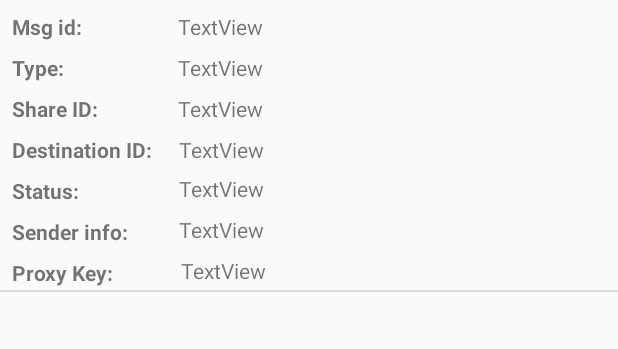
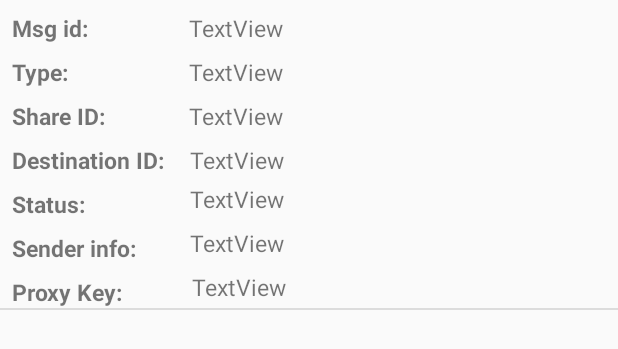
Before and after one commit to karsac93/SecureForwarding, an Android app: the layout fragment_shares.xml on its own in the app's theme, with its tools: preview values and no code run, on a phone screen of 412 x 824 dp. Shown: the top 349 px of the screen. Run offline under Robolectric (Android 15) with nearby library versions, the phone set to English and light mode, and no system bars.

```diff
--- a/app/src/main/java/com/example/home/secureforwarding/CompleteFileActivites/CompleteFileRecyclerViewAdapter.java
+++ b/app/src/main/java/com/example/home/secureforwarding/CompleteFileActivites/CompleteFileRecyclerViewAdapter.java
@@ -56,6 +56,12 @@ public class CompleteFileRecyclerViewAdapter extends RecyclerView.Adapter<Comple
             holder.destId.setText(holder.completeFiles.getDestId());
             Log.d(TAG, "file name:" + file.getName() + " destId:" + holder.completeFiles.getDestId());
         }
+        else{
+            holder.fileName.setText("5_1.jpg");
+            holder.destId.setText("3");
+            file = new File("/storage/emulated/0/SecureForwarding/DestMessage/5_1.jpg");
+            Picasso.get().load(file).fit().centerInside().into(holder.imageView);
+        }
 
         holder.imageView.setOnClickListener(new View.OnClickListener() {
             @Override
--- a/app/src/main/java/com/example/home/secureforwarding/DatabaseHandler/DatabaseInterface.java
+++ b/app/src/main/java/com/example/home/secureforwarding/DatabaseHandler/DatabaseInterface.java
@@ -111,6 +111,9 @@ public interface DatabaseInterface {
     @Delete
     void deleteCompleteFileId(CompleteFiles completeFiles);
 
+    @Query("delete from completefiles where id=:id")
+    void deleteCompleteFileQuery(String id);
+
     @Query("delete from keyshares where msg_id=:msg_id")
     void deleteKeySharesForMsg(String msg_id);
 
--- a/app/src/main/java/com/example/home/secureforwarding/ShareFileActivites/ChooseEncryption.java
+++ b/app/src/main/java/com/example/home/secureforwarding/ShareFileActivites/ChooseEncryption.java
@@ -73,10 +73,10 @@ public class ChooseEncryption extends AppCompatActivity {
             return;
         }
 
-        byte[] pvtKey = ecpre.pvtKey;
+        byte[] invKey = ecpre.invKey;
         byte[] pubKey = ecpre.pubKey;
 
-        byte[] proxyKey = ecpre.GenerateProxyKey(pvtKey, publicKey);
+        byte[] proxyKey = ecpre.GenerateProxyKey(invKey, publicKey);
         byte[] proxyReEncyption = ecpre.ReEncryption(pubKey, proxyKey);
 
         share.setCipher_data(proxyReEncyption);
--- a/app/src/main/java/com/example/home/secureforwarding/ShareFileActivites/MyKeySharesRecyclerViewAdapter.java
+++ b/app/src/main/java/com/example/home/secureforwarding/ShareFileActivites/MyKeySharesRecyclerViewAdapter.java
@@ -39,6 +39,7 @@ public class MyKeySharesRecyclerViewAdapter extends RecyclerView.Adapter<MyKeySh
 
         if (holder.shareFile.getClass().equals(KeyShares.class)) {
             KeyShares keyShare = (KeyShares) holder.shareFile;
+            holder.file_id.setText("Key - " + String.valueOf(keyShare.getFileId()));
             String encryptedNum = "NA";
             if (keyShare.getEncryptedNodeNum() != null && keyShare.getEncryptedNodeNum().length() != 0) {
                 encryptedNum = keyShare.getEncryptedNodeNum();
@@ -56,10 +57,11 @@ public class MyKeySharesRecyclerViewAdapter extends RecyclerView.Adapter<MyKeySh
             dataShare = holder.shareFile;
             holder.encryptedNum.setVisibility(View.GONE);
             holder.proxyTxt.setVisibility(View.GONE);
+            holder.file_id.setText("Data - " + String.valueOf(dataShare.getFileId()));
         }
+
         holder.msg_id.setText(dataShare.getMsg_id());
         holder.share_type.setText(dataShare.getShareType());
-        holder.file_id.setText(String.valueOf(dataShare.getFileId()));
         holder.dest_id.setText(dataShare.getDestId());
 
         String value = "Sent";
--- a/app/src/main/res/layout/activity_choose_encryption.xml
+++ b/app/src/main/res/layout/activity_choose_encryption.xml
@@ -16,6 +16,7 @@
         android:layout_marginEnd="8dp"
         android:layout_marginBottom="8dp"
         android:text="Choose a node, using its public key a proxy key will be generated"
+        android:textSize="20sp"
         app:layout_constraintBottom_toBottomOf="parent"
         app:layout_constraintEnd_toEndOf="parent"
         app:layout_constraintStart_toStartOf="parent"
--- a/app/src/main/res/layout/fragment_completefile.xml
+++ b/app/src/main/res/layout/fragment_completefile.xml
@@ -29,6 +29,7 @@
         android:layout_marginTop="16dp"
         android:text="File name:"
         android:textStyle="bold"
+        android:textSize="15sp"
         app:layout_constraintStart_toEndOf="@+id/imageView"
         app:layout_constraintTop_toTopOf="parent" />
 
@@ -41,6 +42,7 @@
         android:layout_marginEnd="8dp"
         android:layout_marginBottom="45dp"
         android:text="TextView"
+        android:textSize="15sp"
         app:layout_constraintBottom_toTopOf="@+id/destnode"
         app:layout_constraintEnd_toEndOf="parent"
         app:layout_constraintHorizontal_bias="0.074"
@@ -56,6 +58,7 @@
         android:layout_marginBottom="16dp"
         android:text="Destination node:"
         android:textStyle="bold"
+        android:textSize="15sp"
         app:layout_constraintBottom_toBottomOf="parent"
         app:layout_constraintStart_toEndOf="@+id/imageView" />
 
@@ -67,6 +70,7 @@
         android:layout_marginEnd="8dp"
         android:layout_marginBottom="16dp"
         android:text="TextView"
+        android:textSize="15sp"
         app:layout_constraintBottom_toBottomOf="parent"
         app:layout_constraintEnd_toEndOf="parent"
         app:layout_constraintHorizontal_bias="0.074"
--- a/app/src/main/res/layout/fragment_shares.xml
+++ b/app/src/main/res/layout/fragment_shares.xml
@@ -12,6 +12,7 @@
         android:layout_marginTop="8dp"
         android:text="Msg id:"
         android:textStyle="bold"
+        android:textSize="15sp"
         app:layout_constraintStart_toStartOf="parent"
         app:layout_constraintTop_toTopOf="parent" />
 
@@ -23,6 +24,7 @@
         android:layout_marginTop="8dp"
         android:layout_marginEnd="8dp"
         android:text="TextView"
+        android:textSize="15sp"
         app:layout_constraintEnd_toEndOf="parent"
         app:layout_constraintHorizontal_bias="0.04"
         app:layout_constraintStart_toEndOf="@+id/textView9"
@@ -35,6 +37,7 @@
         android:layout_marginStart="8dp"
         android:layout_marginTop="8dp"
         android:text="Type:"
+        android:textSize="15sp"
         android:textStyle="bold"
         app:layout_constraintStart_toStartOf="parent"
         app:layout_constraintTop_toBottomOf="@+id/textView4" />
@@ -47,6 +50,7 @@
         android:layout_marginTop="8dp"
         android:layout_marginEnd="8dp"
         android:text="TextView"
+        android:textSize="15sp"
         app:layout_constraintEnd_toEndOf="parent"
         app:layout_constraintHorizontal_bias="0.04"
         app:layout_constraintStart_toEndOf="@+id/textView9"
@@ -59,6 +63,7 @@
         android:layout_marginStart="8dp"
         android:layout_marginTop="8dp"
         android:text="Share ID:"
+        android:textSize="15sp"
         android:textStyle="bold"
         app:layout_constraintStart_toStartOf="parent"
         app:layout_constraintTop_toBottomOf="@+id/textView130" />
@@ -71,6 +76,7 @@
         android:layout_marginTop="8dp"
         android:layout_marginEnd="8dp"
         android:text="TextView"
+        android:textSize="15sp"
         app:layout_constraintEnd_toEndOf="parent"
         app:layout_constraintHorizontal_bias="0.04"
         app:layout_constraintStart_toEndOf="@+id/textView9"
@@ -83,6 +89,7 @@
         android:layout_marginStart="8dp"
         android:layout_marginTop="8dp"
         android:text="Destination ID:"
+        android:textSize="15sp"
         android:textStyle="bold"
         app:layout_constraintStart_toStartOf="parent"
         app:layout_constraintTop_toBottomOf="@+id/textView7" />
@@ -95,6 +102,7 @@
         android:layout_marginTop="8dp"
         android:layout_marginEnd="8dp"
         android:text="TextView"
+        android:textSize="15sp"
         app:layout_constraintEnd_toEndOf="parent"
         app:layout_constraintHorizontal_bias="0.043"
         app:layout_constraintStart_toEndOf="@+id/textView9"
@@ -107,6 +115,7 @@
         android:layout_marginStart="8dp"
         android:layout_marginTop="8dp"
         android:text="Status:"
+        android:textSize="15sp"
         android:textStyle="bold"
         app:layout_constraintStart_toStartOf="parent"
         app:layout_constraintTop_toBottomOf="@+id/textView9" />
@@ -119,6 +128,7 @@
         android:layout_marginTop="8dp"
         android:layout_marginEnd="8dp"
         android:text="TextView"
+        android:textSize="15sp"
         app:layout_constraintEnd_toEndOf="parent"
         app:layout_constraintHorizontal_bias="0.043"
         app:layout_constraintStart_toEndOf="@+id/textView9"
@@ -131,6 +141,7 @@
         android:layout_marginStart="8dp"
         android:layout_marginTop="8dp"
         android:text="Sender info:"
+        android:textSize="15sp"
         android:textStyle="bold"
         app:layout_constraintStart_toStartOf="parent"
         app:layout_constraintTop_toBottomOf="@+id/textView11" />
@@ -143,6 +154,7 @@
         android:layout_marginTop="8dp"
         android:layout_marginEnd="8dp"
         android:text="TextView"
+        android:textSize="15sp"
         app:layout_constraintEnd_toEndOf="parent"
         app:layout_constraintHorizontal_bias="0.043"
         app:layout_constraintStart_toEndOf="@+id/textView9"
@@ -155,6 +167,7 @@
         android:layout_marginStart="8dp"
         android:layout_marginTop="8dp"
         android:text="Proxy Key:"
+        android:textSize="15sp"
         android:textStyle="bold"
         app:layout_constraintStart_toStartOf="parent"
         app:layout_constraintTop_toBottomOf="@+id/textView13" />
@@ -167,6 +180,7 @@
         android:layout_marginTop="8dp"
         android:layout_marginEnd="8dp"
         android:text="TextView"
+        android:textSize="15sp"
         app:layout_constraintEnd_toEndOf="parent"
         app:layout_constraintHorizontal_bias="0.047"
         app:layout_constraintStart_toEndOf="@+id/textView9"
```
Also changed, not shown: app/src/main/java/com/example/home/secureforwarding/CompleteFileActivites/CompleteFileActivity.java (+9 -3 lines), app/src/main/java/com/example/home/secureforwarding/DataHandler/CreateDataShares.java (+9 -0 lines), app/src/main/java/com/example/home/secureforwarding/GoogleNearbySupports/NearbyService.java (+33 -7 lines), app/src/main/java/com/example/home/secureforwarding/GoogleNearbySupports/P2PHandler.java (+9 -9 lines), app/src/main/java/com/example/home/secureforwarding/KeyHandler/CreateKeyShares.java (+12 -0 lines), app/src/main/java/com/example/home/secureforwarding/ShareFileActivites/ShareFilesActivity.java (+6 -2 lines).
